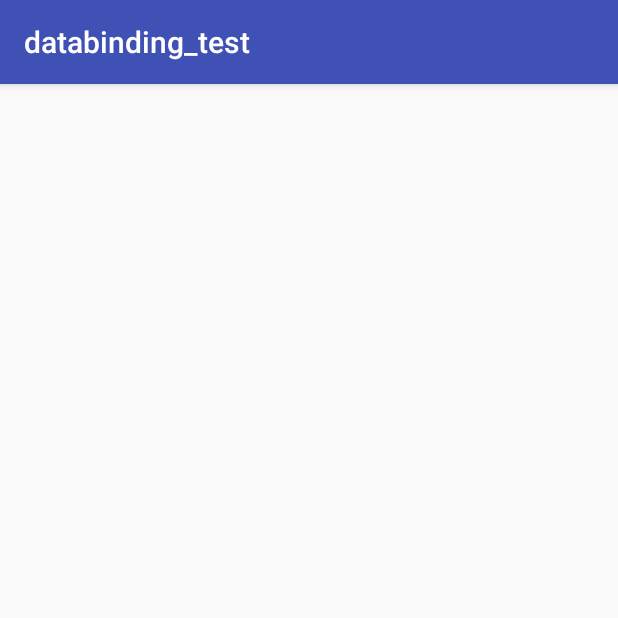
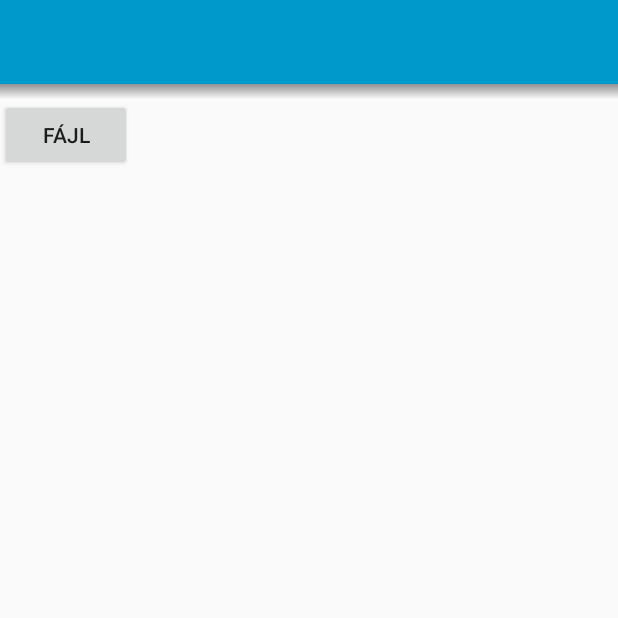
Before and after one commit to hmiklos95/android_databinding, an Android app: the screen it shows after launch (MainActivity), on a phone screen of 412 x 824 dp, the top half of it. Run offline under Robolectric (Android 15) with nearby library versions, the phone set to English and light mode, and no system bars; our stand-ins replace data binding.

Commit message:
adding toolbar shadow, and file selector

```diff
--- a/app/src/main/AndroidManifest.xml
+++ b/app/src/main/AndroidManifest.xml
@@ -8,11 +8,13 @@
         android:label="@string/app_name"
         android:supportsRtl="true"
         android:theme="@style/AppTheme">
-        <activity android:name=".MainActivity">
+        <activity android:name=".MainActivity"
+            android:theme="@style/Theme.AppCompat.DayNight.NoActionBar">
             <intent-filter>
                 <action android:name="android.intent.action.MAIN" />
 
                 <category android:name="android.intent.category.LAUNCHER" />
+
             </intent-filter>
         </activity>
     </application>
--- a/app/src/main/java/hu/miklos/databinding_test/BindingAdapters.java
+++ b/app/src/main/java/hu/miklos/databinding_test/BindingAdapters.java
@@ -39,7 +39,11 @@ public class BindingAdapters {
 
         @Override
         public void onBindViewHolder(BindingHolder holder, int position) {
+            final Person person = persons.get(position);
 
+            holder.getBinding().setPerson(person);
+
+            holder.getBinding().executePendingBindings();
 
         }
 
--- /dev/null
+++ b/app/src/main/res/drawable/toolbar_dropshadow.xml
@@ -0,0 +1,9 @@
+<?xml version="1.0" encoding="utf-8"?>
+<shape xmlns:android="http://schemas.android.com/apk/res/android"
+    android:shape="rectangle">
+
+    <gradient android:startColor="@android:color/transparent"
+        android:endColor="#88333333"
+        android:angle="90"/>
+
+</shape>
--- a/app/src/main/res/layout/activity_main.xml
+++ b/app/src/main/res/layout/activity_main.xml
@@ -1,20 +1,47 @@
 <?xml version="1.0" encoding="utf-8"?>
 
-<layout xmlns:app="http://schemas.android.com/apk/res-auto"
-    xmlns:android="http://schemas.android.com/apk/res/android"
-    xmlns:tools="http://schemas.android.com/tools">
+<layout xmlns:android="http://schemas.android.com/apk/res/android"
+    xmlns:app="http://schemas.android.com/apk/res-auto"
+    xmlns:tools="http://schemas.android.com/tools"
+    tools:context=".MainActivity">
+
     <data>
+
         <variable
             name="persons"
             type="java.util.List"></variable>
     </data>
 
-    <android.support.v7.widget.RecyclerView
+    <LinearLayout
         android:layout_width="match_parent"
-        android:layout_height="match_parent"
-        tools:context="hu.miklos.databinding_test.MainActivity"
-        app:items="@{persons}"
-        >
+        android:layout_height="wrap_content"
+        android:orientation="vertical">
 
-    </android.support.v7.widget.RecyclerView>
+        <android.support.v7.widget.Toolbar
+            android:id="@+id/toolbar"
+            android:layout_width="match_parent"
+            android:layout_height="wrap_content"
+            android:background="@android:color/holo_blue_dark" />
+
+        <FrameLayout
+            android:layout_width="match_parent"
+            android:layout_height="match_parent">
+
+            <!-- **** Place Your Content Here **** -->
+            <!-- elevation below toolbar-->
+            <View
+                android:layout_width="match_parent"
+                android:layout_height="10dp"
+                android:background="@drawable/toolbar_dropshadow" />
+        </FrameLayout>
+
+        <Button
+            android:layout_width="wrap_content"
+            android:layout_height="wrap_content"
+            android:onClick="openFileChoose"
+            android:text="Fájl" />
+
+    </LinearLayout>
+
+
 </layout>
--- a/app/src/main/res/layout/personlayout.xml
+++ b/app/src/main/res/layout/personlayout.xml
@@ -10,7 +10,7 @@
 
     <LinearLayout xmlns:android="http://schemas.android.com/apk/res/android"
         android:layout_width="match_parent"
-        android:layout_height="match_parent"
+        android:layout_height="wrap_content"
         android:orientation="vertical">
         <TextView
             android:layout_width="wrap_content"
@@ -23,7 +23,7 @@
         <TextView
             android:layout_width="wrap_content"
             android:layout_height="wrap_content"
-            android:text="@{person.age}" />
+            android:text="@{String.valueOf(person.age)}" />
         <TextView
             android:layout_width="wrap_content"
             android:layout_height="wrap_content"
```
Also changed, not shown: app/src/main/java/hu/miklos/databinding_test/MainActivity.java (+24 -0 lines).
